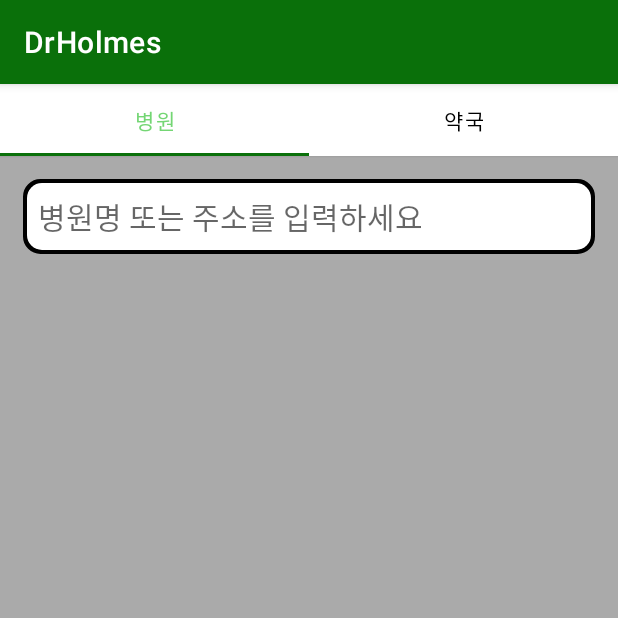
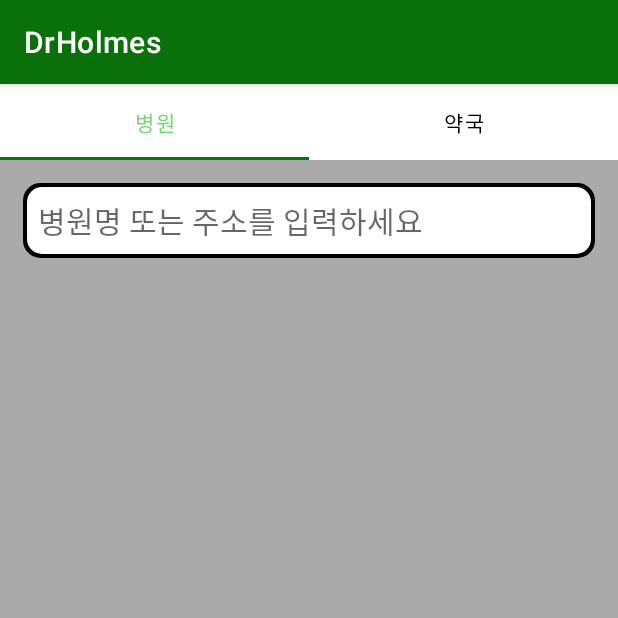
Before and after one commit to kmijin/SpringBoot_DrHolmes, an Android app: the fragment MapActivity placed in its activity, on a phone screen of 412 x 824 dp, the top half of it. Run offline under Robolectric (Android 15) with nearby library versions, the phone set to English and light mode, and no system bars.

Commit message:
탭바 사이즈 수정

```diff
--- a/DrHolmes/app/src/main/res/layout/activity_map.xml
+++ b/DrHolmes/app/src/main/res/layout/activity_map.xml
@@ -7,21 +7,24 @@
     tools:context=".map.MapActivity">
 
     <com.google.android.material.tabs.TabLayout
-            android:id="@+id/tabs_map"
-            android:layout_width="match_parent"
-            android:layout_height="wrap_content"
-            android:elevation="1dp"
-            app:tabGravity="fill"
-            app:tabMode="fixed"
-            app:tabSelectedTextColor="@color/drholmes_green_light"
-            app:tabTextColor="@color/black" />
+        android:id="@+id/tabs_map"
+        android:layout_width="match_parent"
+        android:layout_height="0dp"
+        app:layout_constraintVertical_weight="1"
+        app:tabGravity="fill"
+        app:tabMode="fixed"
+        app:tabSelectedTextColor="@color/drholmes_green_light"
+        app:tabTextColor="@color/black"
+        app:layout_constraintTop_toTopOf="parent"
+        app:layout_constraintBottom_toTopOf="@+id/fragment_tab_map"/>
 
 
     <FrameLayout
         android:id="@+id/fragment_tab_map"
         android:layout_width="match_parent"
         android:layout_height="0dp"
+        app:layout_constraintVertical_weight="13"
         app:layout_constraintTop_toBottomOf="@+id/tabs_map"
-        app:layout_constraintBottom_toBottomOf="parent"/>
+        app:layout_constraintBottom_toBottomOf="parent" />
 
 </androidx.constraintlayout.widget.ConstraintLayout>
```
Also changed, not shown: DrHolmes/app/src/main/res/layout/activity_info.xml (+7 -4 lines).
